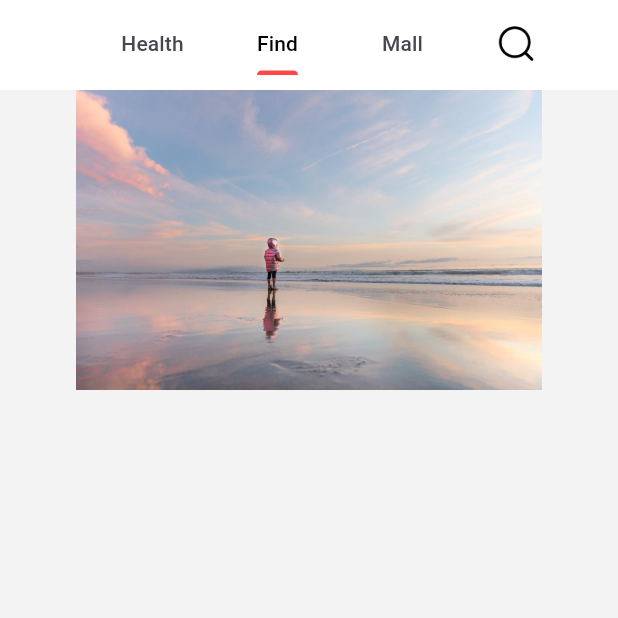
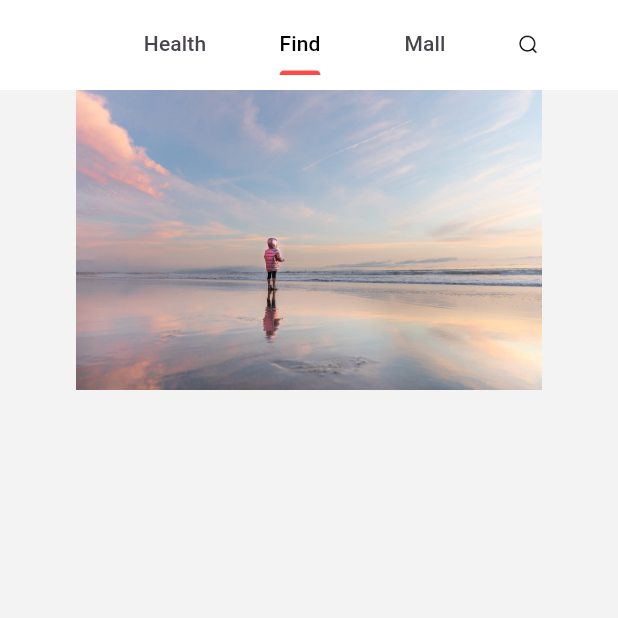
Before and after one commit to CS5520-Seattle-Fall23/finalproject-fantastic-four, a Flutter app: the IndexPage screen opened directly, on a phone screen of 412 x 824 dp, the top half of it. Run offline on Flutter 3.47's test engine with Material 3 defaults, Android fonts, the phone set to English and light mode, and no system bars; our stand-ins replace bot_toast, card_swiper, cloud_firestore, firebase_auth, firebase_core, firebase_messaging and 5 more; accounts and stored records are empty.

Commit message:
fix search pix overflow

```diff
--- a/sweetpet/lib/page/index_page/index_page.dart
+++ b/sweetpet/lib/page/index_page/index_page.dart
@@ -42,8 +42,8 @@ class IndexPage extends StatelessWidget {
                   const SizedBox(width: 20),
                   Image.asset(
                     "assets/images/search.png",
-                    width: 30,
-                    height: 30,
+                    width: 15,
+                    height: 15,
                   ),
                 ],
               ),
```
